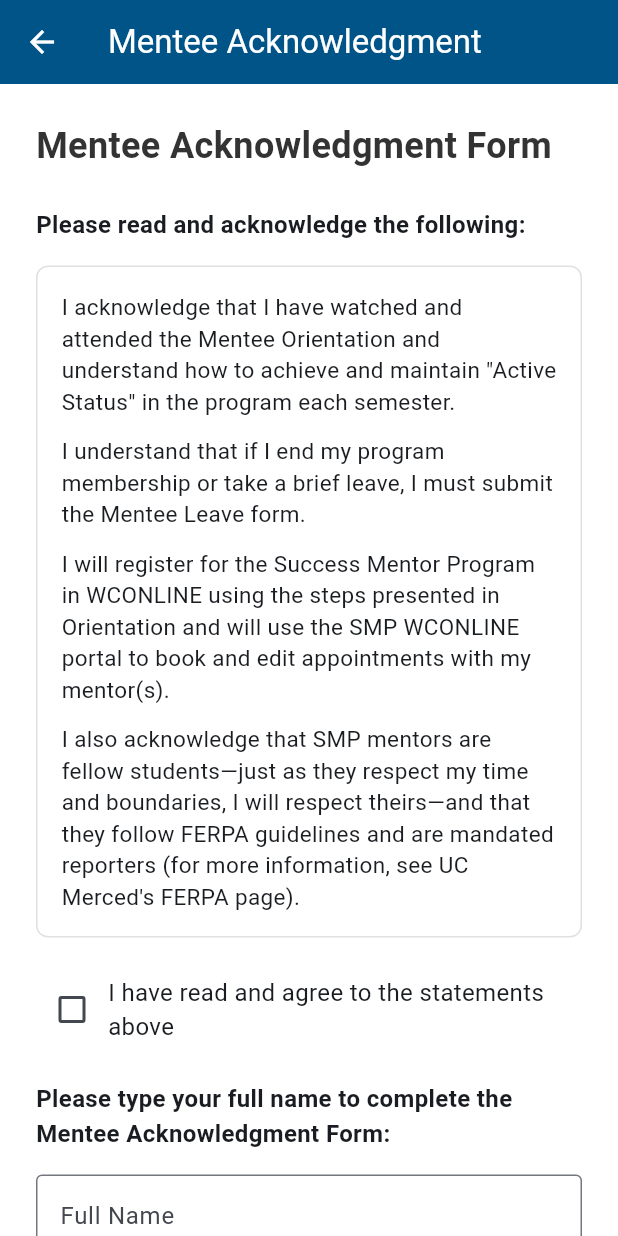
After one commit to GemGreenPokemon/SMP_Mentor_Mentee_Mobile_App, a Flutter app: the MenteeAcknowledgmentScreen screen opened by its route, on a phone screen of 412 x 824 dp. The commit adds this screen. Run offline on Flutter 3.47's test engine with Material 3 defaults, Android fonts, the phone set to English and light mode, and no system bars; our stand-ins replace cloud_firestore, cloud_functions, firebase_core, share_plus, sqflite; accounts and stored records are empty.

Commit message:
Acknowledgment code and some schema stuff

```diff
--- a/lib/main.dart
+++ b/lib/main.dart
@@ -11,6 +11,8 @@ import './screens/coordinator_dashboard_screen.dart';
 import './screens/web_coordinator_dashboard_screen.dart';
 import './screens/qualtrics_dashboard_screen.dart';
 import './screens/developer_home_screen.dart';
+import './screens/register_screen.dart';
+import './screens/mentee_acknowledgment_screen.dart';
 import './services/mentor_service.dart';
 import './utils/responsive.dart';
 
@@ -64,6 +66,8 @@ class MyApp extends StatelessWidget {
             ? const WebCoordinatorDashboardScreen()
             : const CoordinatorDashboardScreen(),
         '/qualtrics': (context) => const QualtricsDataDashboardScreen(),
+        '/register': (context) => const RegisterScreen(),
+        '/mentee_acknowledgment': (context) => const MenteeAcknowledgmentScreen(),
       },
     );
   }
--- /dev/null
+++ b/lib/screens/mentee_acknowledgment_screen.dart
@@ -0,0 +1,203 @@
+import 'package:flutter/material.dart';
+import 'mentee_dashboard_screen.dart';
+
+class MenteeAcknowledgmentScreen extends StatefulWidget {
+  const MenteeAcknowledgmentScreen({super.key});
+
+  @override
+  State<MenteeAcknowledgmentScreen> createState() => _MenteeAcknowledgmentScreenState();
+}
+
+class _MenteeAcknowledgmentScreenState extends State<MenteeAcknowledgmentScreen> {
+  final _nameController = TextEditingController();
+  final _formKey = GlobalKey<FormState>();
+  bool _isAcknowledged = false;
+
+  @override
+  void dispose() {
+    _nameController.dispose();
+    super.dispose();
+  }
+
+  void _submit() {
+    if (!_isAcknowledged) {
+      ScaffoldMessenger.of(context).showSnackBar(
+        const SnackBar(content: Text('Please check the acknowledgment box')),
+      );
+      return;
+    }
+
+    if (_formKey.currentState?.validate() != true) {
+      return;
+    }
+
+    // TODO: Save acknowledgment to database
+
+    // Navigate to mentee dashboard
+    Navigator.pushReplacementNamed(context, '/mentee');
+  }
+
+  @override
+  Widget build(BuildContext context) {
+    return Scaffold(
+      appBar: AppBar(
+        title: const Text('Mentee Acknowledgment'),
+        backgroundColor: const Color(0xFF005487),
+        foregroundColor: Colors.white,
+      ),
+      body: SingleChildScrollView(
+        child: Padding(
+          padding: const EdgeInsets.all(24.0),
+          child: Form(
+            key: _formKey,
+            child: Column(
+              crossAxisAlignment: CrossAxisAlignment.start,
+              children: [
+                const Text(
+                  'Mentee Acknowledgment Form',
+                  style: TextStyle(
+                    fontSize: 24,
+                    fontWeight: FontWeight.bold,
+                    color: Color(0xFF333333),
+                  ),
+                ),
+                const SizedBox(height: 24),
+
+                const Text(
+                  'Please read and acknowledge the following:',
+                  style: TextStyle(
+                    fontSize: 16,
+                    fontWeight: FontWeight.bold,
+                  ),
+                ),
+                const SizedBox(height: 16),
+
+                Container(
+                  padding: const EdgeInsets.all(16),
+                  decoration: BoxDecoration(
+                    border: Border.all(color: Colors.grey.shade300),
+                    borderRadius: BorderRadius.circular(8),
+                  ),
+                  child: const Column(
+                    crossAxisAlignment: CrossAxisAlignment.start,
+                    children: [
+                      Text(
+                        'I acknowledge that I have watched and attended the Mentee Orientation and understand how to achieve and maintain "Active Status" in the program each semester.',
+                        style: TextStyle(fontSize: 15),
+                      ),
+                      SizedBox(height: 12),
+                      Text(
+                        'I understand that if I end my program membership or take a brief leave, I must submit the Mentee Leave form.',
+                        style: TextStyle(fontSize: 15),
+                      ),
+                      SizedBox(height: 12),
+                      Text(
+                        'I will register for the Success Mentor Program in WCONLINE using the steps presented in Orientation and will use the SMP WCONLINE portal to book and edit appointments with my mentor(s).',
+                        style: TextStyle(fontSize: 15),
+                      ),
+                      SizedBox(height: 12),
+                      Text(
+                        'I also acknowledge that SMP mentors are fellow students—just as they respect my time and boundaries, I will respect theirs—and that they follow FERPA guidelines and are mandated reporters (for more information, see UC Merced\'s FERPA page).',
+                        style: TextStyle(fontSize: 15),
+                      ),
+                    ],
+                  ),
+                ),
+                const SizedBox(height: 24),
+
+                // Acknowledgment checkbox
+                Row(
+                  children: [
+                    Checkbox(
+                      value: _isAcknowledged,
+                      activeColor: const Color(0xFF005487),
+                      onChanged: (value) {
+                        setState(() {
+                          _isAcknowledged = value ?? false;
+                        });
+                      },
+                    ),
+                    const Expanded(
+                      child: Text(
+                        'I have read and agree to the statements above',
+                        style: TextStyle(fontSize: 16),
+                      ),
+                    ),
+                  ],
+                ),
+                const SizedBox(height: 24),
+
+                // Full name signature field
+                const Text(
+                  'Please type your full name to complete the Mentee Acknowledgment Form:',
+                  style: TextStyle(
+                    fontSize: 16,
+                    fontWeight: FontWeight.bold,
+                  ),
+                ),
+                const SizedBox(height: 16),
+
+                TextFormField(
+                  controller: _nameController,
+                  decoration: const InputDecoration(
+                    labelText: 'Full Name',
+                    hintText: 'Type your full legal name here',
+                    border: OutlineInputBorder(),
+                  ),
+                  validator: (value) {
+                    if (value == null || value.trim().isEmpty) {
+                      return 'Please enter your full name';
+                    }
+                    if (value.trim().split(' ').length < 2) {
+                      return 'Please enter your full name (first and last name)';
+                    }
+                    return null;
+                  },
+                ),
+                const SizedBox(height: 32),
+
+                // Date field (current date displayed)
+                const Text(
+                  'Date:',
+                  style: TextStyle(
+                    fontSize: 16,
+                    fontWeight: FontWeight.bold,
+                  ),
+                ),
+                const SizedBox(height: 8),
+                Text(
+                  DateTime.now().toString().split(' ')[0],
+                  style: const TextStyle(fontSize: 16),
+                ),
+                const SizedBox(height: 32),
+
+                // Submit button
+                SizedBox(
+                  width: double.infinity,
+                  height: 50,
+                  child: ElevatedButton(
+                    onPressed: _submit,
+                    style: ElevatedButton.styleFrom(
+                      backgroundColor: const Color(0xFF005487),
+                      foregroundColor: Colors.white,
+                      shape: RoundedRectangleBorder(
+                        borderRadius: BorderRadius.circular(8),
+                      ),
+                    ),
+                    child: const Text(
+                      'SUBMIT & REGISTER',
+                      style: TextStyle(
+                        fontSize: 16,
+                        fontWeight: FontWeight.bold,
+                      ),
+                    ),
+                  ),
+                ),
+              ],
+            ),
+          ),
+        ),
+      ),
+    );
+  }
+}
--- a/lib/screens/register_screen.dart
+++ b/lib/screens/register_screen.dart
@@ -1,4 +1,5 @@
 import 'package:flutter/material.dart';
+import 'mentee_acknowledgment_screen.dart';
 
 class RegisterScreen extends StatefulWidget {
   const RegisterScreen({super.key});
@@ -253,12 +254,11 @@ class _MenteeRegistrationFormState extends State<MenteeRegistrationForm> {
 
     // TODO: Implement registration with Firebase
 
-    // Show success message and navigate back to login
-    ScaffoldMessenger.of(context).showSnackBar(
-      const SnackBar(content: Text('Registration successful! Please login.')),
+    // Navigate to mentee acknowledgment screen
+    Navigator.push(
+      context,
+      MaterialPageRoute(builder: (context) => const MenteeAcknowledgmentScreen()),
     );
-
-    Navigator.popUntil(context, (route) => route.isFirst);
   }
 
   @override
@@ -429,7 +429,7 @@ class _MenteeRegistrationFormState extends State<MenteeRegistrationForm> {
                         foregroundColor: Colors.white,
                         padding: const EdgeInsets.symmetric(vertical: 12),
                       ),
-                      child: const Text('REGISTER'),
+                      child: const Text('NEXT'),
                     ),
                   ),
                 ],
@@ -651,7 +651,7 @@ class _MentorRegistrationFormState extends State<MentorRegistrationForm> {
                         foregroundColor: Colors.white,
                         padding: const EdgeInsets.symmetric(vertical: 12),
                       ),
-                      child: const Text('REGISTER'),
+                      child: const Text('NEXT'),
                     ),
                   ),
                 ],
@@ -886,7 +886,7 @@ class _CoordinatorRegistrationFormState extends State<CoordinatorRegistrationFor
                         foregroundColor: Colors.white,
                         padding: const EdgeInsets.symmetric(vertical: 12),
                       ),
-                      child: const Text('REQUEST ACCESS'),
+                      child: const Text('NEXT'),
                     ),
                   ),
                 ],
--- a/pubspec.yaml
+++ b/pubspec.yaml
@@ -41,6 +41,7 @@ dependencies:
   path_provider: ^2.1.5
   path: ^1.9.0
   firebase_core: ^3.13.0
+  firebase_auth: ^4.14.0
   cloud_firestore: ^5.6.6
   cloud_functions: ^5.4.0
 
```
Also changed, not shown: 1 other file.
